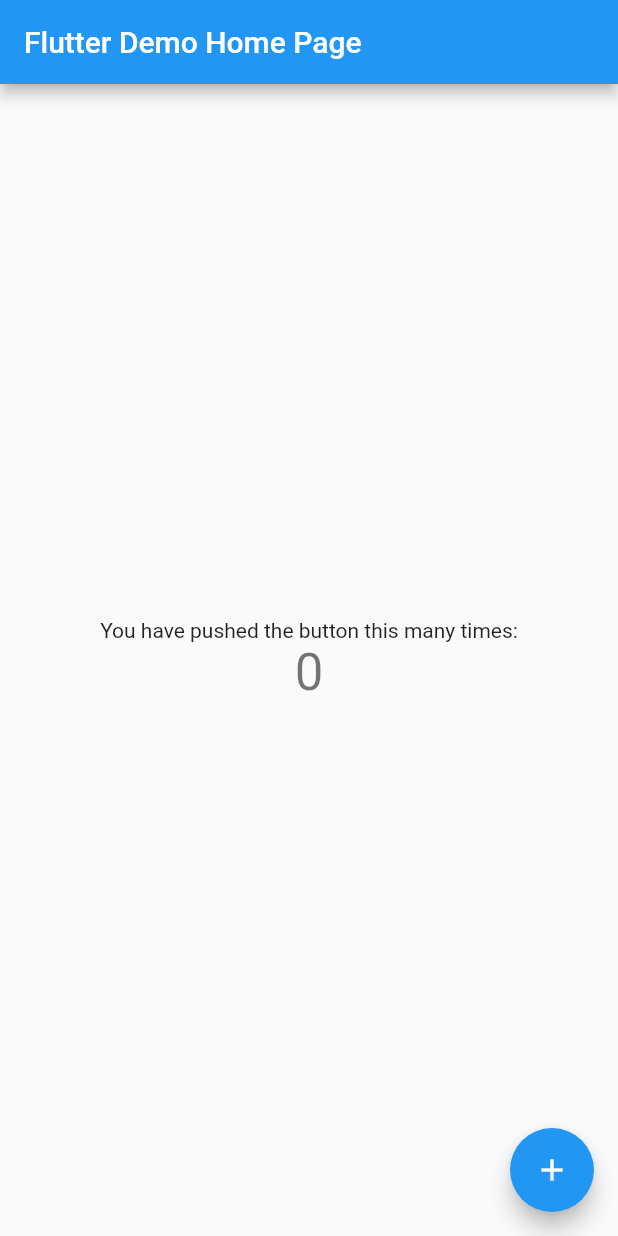
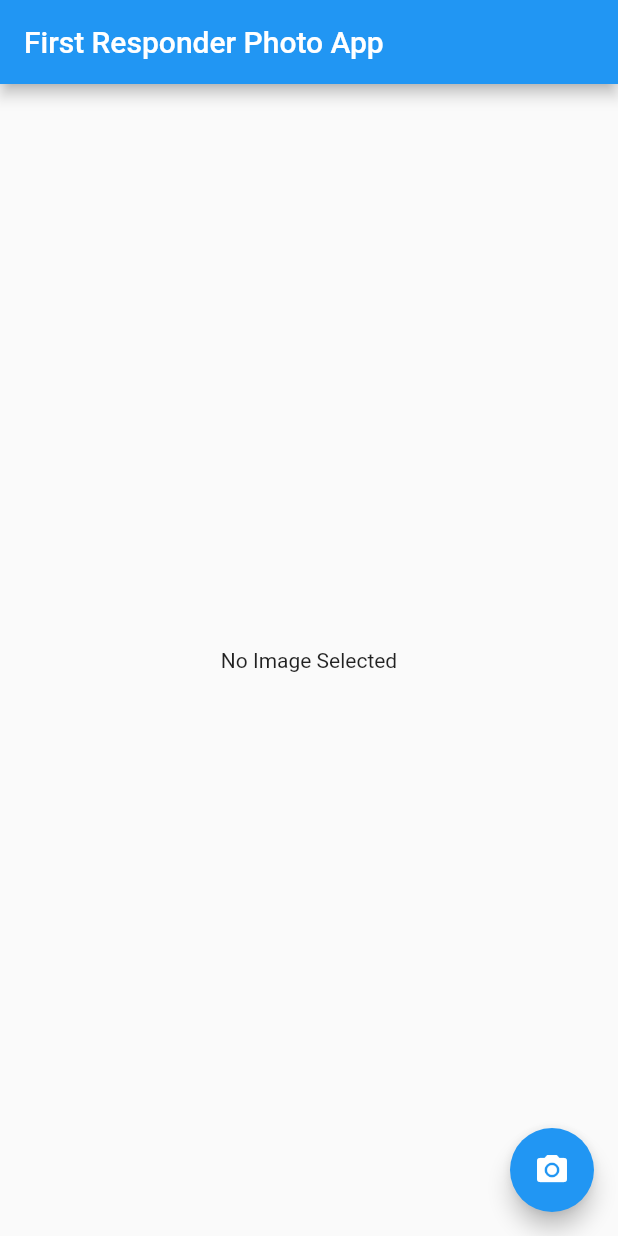
Before and after one commit to zuhrasofyan/image_uploader, a Flutter app: the screen it shows after launch, on a phone screen of 412 x 824 dp. Run offline on Flutter 3.47's test engine with Material 2 defaults, Android fonts, the phone set to English and light mode, and no system bars; our stand-ins replace image_picker.

Commit message:
take photo from camera using image_picker plugin

```diff
--- a/lib/main.dart
+++ b/lib/main.dart
@@ -1,111 +1,55 @@
+import 'dart:io';
 import 'package:flutter/material.dart';
+import 'package:image_picker/image_picker.dart';
 
-void main() => runApp(MyApp());
-
-class MyApp extends StatelessWidget {
-  // This widget is the root of your application.
-  @override
-  Widget build(BuildContext context) {
-    return MaterialApp(
-      title: 'Flutter Demo',
-      theme: ThemeData(
-        // This is the theme of your application.
-        //
-        // Try running your application with "flutter run". You'll see the
-        // application has a blue toolbar. Then, without quitting the app, try
-        // changing the primarySwatch below to Colors.green and then invoke
-        // "hot reload" (press "r" in the console where you ran "flutter run",
-        // or simply save your changes to "hot reload" in a Flutter IDE).
-        // Notice that the counter didn't reset back to zero; the application
-        // is not restarted.
-        primarySwatch: Colors.blue,
-      ),
-      home: MyHomePage(title: 'Flutter Demo Home Page'),
-    );
-  }
+void main() {
+  runApp(new PhotoApp());
 }
 
-class MyHomePage extends StatefulWidget {
-  MyHomePage({Key key, this.title}) : super(key: key);
-
-  // This widget is the home page of your application. It is stateful, meaning
-  // that it has a State object (defined below) that contains fields that affect
-  // how it looks.
-
-  // This class is the configuration for the state. It holds the values (in this
-  // case the title) provided by the parent (in this case the App widget) and
-  // used by the build method of the State. Fields in a Widget subclass are
-  // always marked "final".
-
-  final String title;
+class PhotoApp extends StatefulWidget {
 
   @override
-  _MyHomePageState createState() => _MyHomePageState();
+  _PhotoAppState createState() => _PhotoAppState();
+
 }
 
-class _MyHomePageState extends State<MyHomePage> {
-  int _counter = 0;
+class _PhotoAppState extends State<PhotoApp> {
+  // initial var image
+  File image;
 
-  void _incrementCounter() {
-    setState(() {
-      // This call to setState tells the Flutter framework that something has
-      // changed in this State, which causes it to rerun the build method below
-      // so that the display can reflect the updated values. If we changed
-      // _counter without calling setState(), then the build method would not be
-      // called again, and so nothing would appear to happen.
-      _counter++;
-    });
+  picker() async {
+    print('Picker is called');
+    File img = await ImagePicker.pickImage(source: ImageSource.camera);
+    if (img != null) {
+
+      setState(() {
+        // Do add something later
+        image = img;
+      });
+    }
   }
 
   @override
   Widget build(BuildContext context) {
-    // This method is rerun every time setState is called, for instance as done
-    // by the _incrementCounter method above.
-    //
-    // The Flutter framework has been optimized to make rerunning build methods
-    // fast, so that you can just rebuild anything that needs updating rather
-    // than having to individually change instances of widgets.
-    return Scaffold(
-      appBar: AppBar(
-        // Here we take the value from the MyHomePage object that was created by
-        // the App.build method, and use it to set our appbar title.
-        title: Text(widget.title),
-      ),
-      body: Center(
-        // Center is a layout widget. It takes a single child and positions it
-        // in the middle of the parent.
-        child: Column(
-          // Column is also layout widget. It takes a list of children and
-          // arranges them vertically. By default, it sizes itself to fit its
-          // children horizontally, and tries to be as tall as its parent.
-          //
-          // Invoke "debug painting" (press "p" in the console, choose the
-          // "Toggle Debug Paint" action from the Flutter Inspector in Android
-          // Studio, or the "Toggle Debug Paint" command in Visual Studio Code)
-          // to see the wireframe for each widget.
-          //
-          // Column has various properties to control how it sizes itself and
-          // how it positions its children. Here we use mainAxisAlignment to
-          // center the children vertically; the main axis here is the vertical
-          // axis because Columns are vertical (the cross axis would be
-          // horizontal).
-          mainAxisAlignment: MainAxisAlignment.center,
-          children: <Widget>[
-            Text(
-              'You have pushed the button this many times:',
-            ),
-            Text(
-              '$_counter',
-              style: Theme.of(context).textTheme.display1,
-            ),
-          ],
+    return MaterialApp(
+      home: Scaffold(
+        appBar: AppBar(
+          title: Text('First Responder Photo App'),
+        ),
+        body: Container(
+          child: Center(
+            child: image == null
+              ? Text('No Image Selected')
+              : Image.file(image),
+          ),
+        ),
+        floatingActionButton: FloatingActionButton(
+          onPressed: picker,
+          child: Icon(Icons.camera_alt),
         ),
       ),
-      floatingActionButton: FloatingActionButton(
-        onPressed: _incrementCounter,
-        tooltip: 'Increment',
-        child: Icon(Icons.add),
-      ), // This trailing comma makes auto-formatting nicer for build methods.
+
     );
   }
+
 }
```
